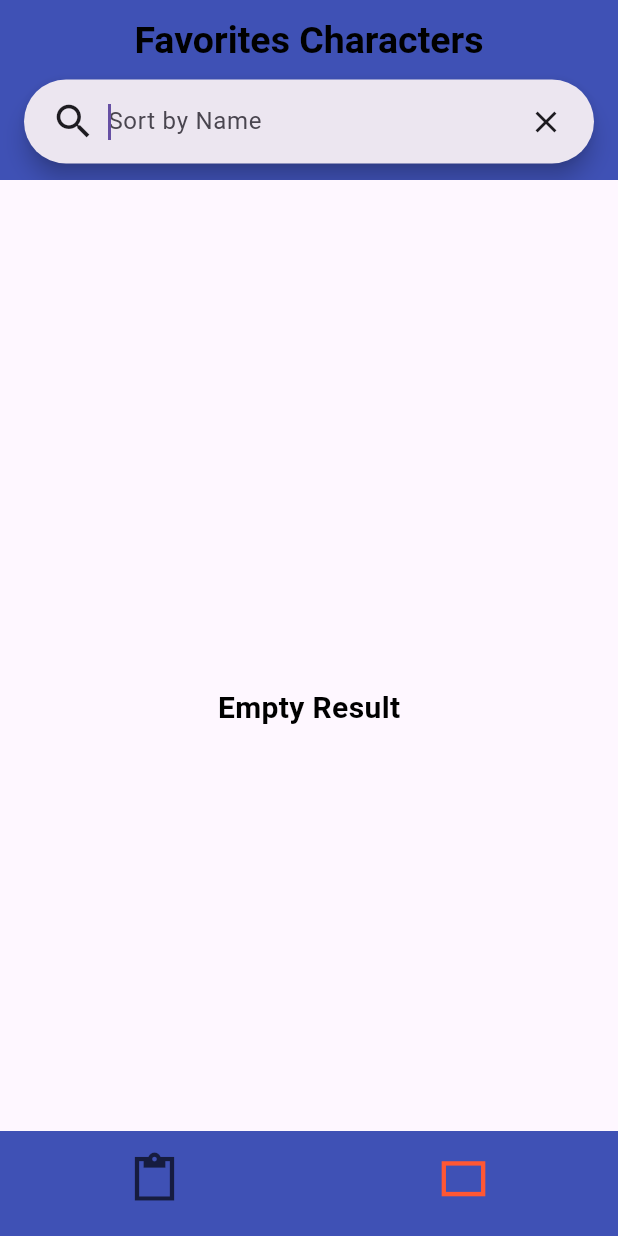
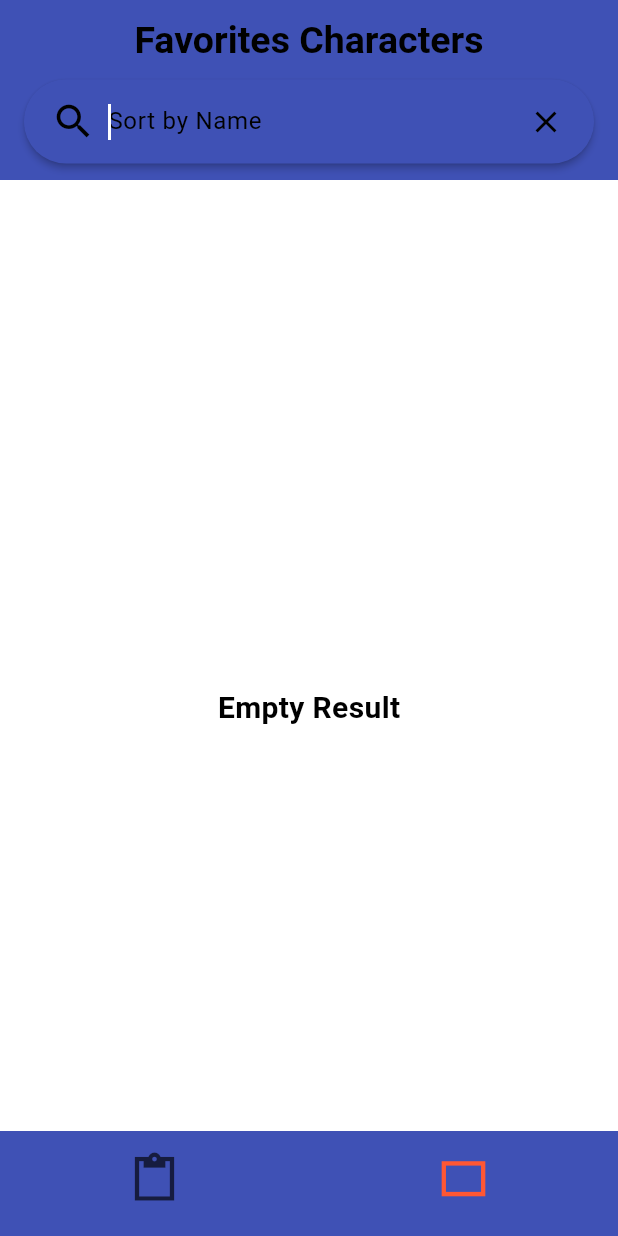
Before and after one commit to Sojourner64564/rick_morty_testapp, a Flutter app: the screen it shows after launch, item 2 of the bottom bar chosen, after a tap on "Sort by Name", on a phone screen of 412 x 824 dp. Run offline on Flutter 3.47's test engine with Material 3 defaults, Android fonts, the phone set to English and light mode, and no system bars; our stand-ins replace auto_route, dio, drift, flutter_bloc, get_it, injectable and 2 more; accounts and stored records are empty; generated files the repository leaves out were written again; network calls fail.

Commit message:
добавлена черная и светлая темы и из изменение

```diff
--- a/lib/app.dart
+++ b/lib/app.dart
@@ -1,15 +1,25 @@
 import 'package:flutter/material.dart';
+import 'package:flutter_bloc/flutter_bloc.dart' show BlocBuilder;
 import 'package:rick_morty_testapp/core/injectable/injectable.dart';
 import 'package:rick_morty_testapp/core/route/app_router.dart';
+import 'package:rick_morty_testapp/features/common_feature/presentation/controller/theme_controller/theme_controller_cubit.dart';
 
 class MyApp extends StatelessWidget {
-  const MyApp({super.key});
+  MyApp({super.key});
+
+  final themeControllerCubit = getIt<ThemeControllerCubit>();
 
   @override
   Widget build(BuildContext context) {
-    return MaterialApp.router(
-      routeInformationParser: getIt<AppRouter>().defaultRouteParser(),
-      routerDelegate: getIt<AppRouter>().delegate(),
+    return BlocBuilder<ThemeControllerCubit, ThemeData>(
+      bloc: themeControllerCubit,
+      builder: (context, state) {
+        return MaterialApp.router(
+          theme: state,
+          routeInformationParser: getIt<AppRouter>().defaultRouteParser(),
+          routerDelegate: getIt<AppRouter>().delegate(),
+        );
+      },
     );
   }
 }
--- a/lib/core/assets/app_colors.dart
+++ b/lib/core/assets/app_colors.dart
@@ -1,10 +1,18 @@
 import 'package:flutter/material.dart';
 
-class AppColors{
-  static const Color blueColor = Colors.indigo;
-  static const Color grey002 = Color.fromRGBO(0, 0, 0, 0.02);
-  static const greyShade65 = Color.fromRGBO(0, 0, 0, 0.65);
-  static const orange = Color.fromRGBO(255, 87, 51, 1);
-  static const Color blackColor = Colors.black;
+class AppLightColors {
+  static const primaryColor = Colors.white;
+  static const secondaryColor = Colors.indigo;
+  static const primaryContainerColor = Color.fromRGBO(0, 0, 0, 0.02);
+  static const errorContainerColor = Color.fromRGBO(0, 0, 0, 0.65);
+  static const tertiaryColor = Color.fromRGBO(255, 87, 51, 1);
+  static const blackColor = Colors.black;
+}
 
+class AppDarkColors {
+  static const primaryColor = Color.fromRGBO(49, 48, 53, 1);
+  static const secondaryColor = Color.fromRGBO(71, 69, 77, 1);
+  static const primaryContainerColor = Color.fromRGBO(60, 58, 64, 1);
+  static const errorContainerColor = Color.fromRGBO(0, 0, 0, 0.65);
+  static const tertiaryColor = Color.fromRGBO(255, 87, 51, 1);
 }
--- a/lib/core/assets/app_textstyles.dart
+++ b/lib/core/assets/app_textstyles.dart
@@ -1,26 +1,22 @@
 import 'package:flutter/material.dart';
 
-class AppTextstyles{
-  static const TextStyle w700Text25Black = TextStyle(
+class AppLightTextstyles{
+  static const TextStyle w700Text25 = TextStyle(
     fontWeight: FontWeight.w700,
     fontSize: 25,
-    color: Colors.black,
   );
 
-  static const TextStyle w700Text20Black = TextStyle(
+  static const TextStyle w700Text20 = TextStyle(
     fontWeight: FontWeight.w700,
     fontSize: 20,
-    color: Colors.black,
   );
 
-  static const TextStyle w300Text17Black = TextStyle(
+  static const TextStyle w300Text17 = TextStyle(
     fontWeight: FontWeight.w400,
     fontSize: 17,
-    color: Colors.black,
   );
   static const TextStyle w300Text17Grey = TextStyle(
     fontWeight: FontWeight.w400,
     fontSize: 17,
-    color: Colors.grey,
   );
 }
--- /dev/null
+++ b/lib/core/theme/theme.dart
@@ -0,0 +1,25 @@
+import 'package:flutter/material.dart';
+import 'package:rick_morty_testapp/core/assets/app_colors.dart';
+
+class AppThemeData{
+ static ThemeData darkTheme = ThemeData(
+   primarySwatch: Colors.pink,
+   colorScheme: const ColorScheme.dark(
+     primary: AppDarkColors.primaryColor,
+     primaryContainer:  AppDarkColors.primaryContainerColor,
+     secondary: AppDarkColors.secondaryColor,
+     tertiary: AppDarkColors.tertiaryColor,
+     errorContainer: AppDarkColors.errorContainerColor,
+   ),
+);
+
+ static ThemeData lightTheme = ThemeData(
+   colorScheme: const ColorScheme.light(
+     primary: AppLightColors.primaryColor,
+     primaryContainer:  AppLightColors.primaryContainerColor,
+     secondary: AppLightColors.secondaryColor,
+     tertiary: AppLightColors.tertiaryColor,
+     errorContainer: AppLightColors.errorContainerColor,
+   ),
+);
+}
--- a/lib/features/common_feature/presentation/bottom_navigation_screen.dart
+++ b/lib/features/common_feature/presentation/bottom_navigation_screen.dart
@@ -12,14 +12,14 @@ class BottomNavigationScreen extends StatelessWidget {
     return AutoTabsScaffold(
       extendBody: true,
       routes: [
-        const MainRoute(),
-        FavoriteRoute(),
+        MainRoute(),
+        const FavoriteRoute(),
       ],
       animationDuration: const Duration(milliseconds: 150),
       bottomNavigationBuilder: (BuildContext context, TabsRouter tabRouter) {
         return BottomNavigationBar(
           elevation: 0,
-          backgroundColor: AppColors.blueColor,
+          backgroundColor: Theme.of(context).colorScheme.secondary,
           onTap: tabRouter.setActiveIndex,
           currentIndex: tabRouter.activeIndex,
           showSelectedLabels: false,
@@ -31,12 +31,12 @@ class BottomNavigationScreen extends StatelessWidget {
               icon: Icon(
                 Icons.paste_sharp,
                 size: 35,
-                color: AppColors.greyShade65,
+                color: AppLightColors.errorContainerColor,
               ),
               activeIcon: Icon(
                 Icons.paste_sharp,
                 size: 35,
-                color: AppColors.orange,
+                color: AppLightColors.tertiaryColor,
               ),
             ),
             BottomNavigationBarItem(
@@ -44,12 +44,12 @@ class BottomNavigationScreen extends StatelessWidget {
               icon: Icon(
                 Icons.rectangle_outlined,
                 size: 35,
-                color: AppColors.greyShade65,
+                color: AppLightColors.errorContainerColor,
               ),
               activeIcon: Icon(
                 Icons.rectangle_outlined,
                 size: 35,
-                color: AppColors.orange ,
+                color: AppLightColors.tertiaryColor ,
               ),
             ),
           ],
--- /dev/null
+++ b/lib/features/common_feature/presentation/controller/theme_controller/theme_controller_cubit.dart
@@ -0,0 +1,18 @@
+import 'package:flutter/material.dart' show ThemeData;
+import 'package:flutter_bloc/flutter_bloc.dart' show Cubit;
+import 'package:injectable/injectable.dart';
+import 'package:rick_morty_testapp/core/theme/theme.dart';
+
+@lazySingleton
+class ThemeControllerCubit extends Cubit<ThemeData> {
+  ThemeControllerCubit() : super(AppThemeData.lightTheme);
+
+
+  void changeTheme(){
+    if(state == AppThemeData.lightTheme){
+      emit(AppThemeData.darkTheme);
+    }else{
+      emit(AppThemeData.lightTheme);
+    }
+  }
+}
--- a/lib/features/common_feature/presentation/widget/character_card_widget.dart
+++ b/lib/features/common_feature/presentation/widget/character_card_widget.dart
@@ -19,7 +19,7 @@ class CharacterCardWidget extends StatelessWidget {
     return Container(
       decoration: BoxDecoration(
         borderRadius: BorderRadius.circular(15),
-        color: AppColors.grey002,
+        color:Theme.of(context).colorScheme.primaryContainer,
       ),
       child: Padding(
         padding: const EdgeInsets.all(10),
@@ -47,7 +47,7 @@ class CharacterCardWidget extends StatelessWidget {
                         },
                         errorBuilder: (buildContext, object, stackTrace){
                           return Container(
-                            color: AppColors.greyShade65,
+                            color: AppLightColors.errorContainerColor,
                           );
                         },
                       ),
@@ -62,18 +62,18 @@ class CharacterCardWidget extends StatelessWidget {
                       Text(
                         resultEntity.name,
                         overflow: TextOverflow.ellipsis,
-                        style: AppTextstyles.w700Text20Black,
+                        style: AppLightTextstyles.w700Text20,
                       ),
                       RichText(
                         overflow: TextOverflow.ellipsis,
                         text: TextSpan(children: [
                           const TextSpan(
                             text: 'Status: ',
-                            style: AppTextstyles.w300Text17Black,
+                            style: AppLightTextstyles.w300Text17,
                           ),
                           TextSpan(
                             text: resultEntity.status,
-                            style: AppTextstyles.w300Text17Grey,
+                            style: AppLightTextstyles.w300Text17Grey,
                           ),
                         ]),
                       ),
@@ -82,11 +82,11 @@ class CharacterCardWidget extends StatelessWidget {
                         text: TextSpan(children: [
                           const TextSpan(
                             text: 'Species: ',
-                            style: AppTextstyles.w300Text17Black,
+                            style: AppLightTextstyles.w300Text17,
                           ),
                           TextSpan(
                             text: resultEntity.species,
-                            style: AppTextstyles.w300Text17Grey,
+                            style: AppLightTextstyles.w300Text17Grey,
                           ),
                         ]),
                       ),
@@ -96,11 +96,11 @@ class CharacterCardWidget extends StatelessWidget {
                         text: TextSpan(children: [
                           const TextSpan(
                             text: 'Location: ',
-                            style: AppTextstyles.w300Text17Black,
+                            style: AppLightTextstyles.w300Text17,
                           ),
                           TextSpan(
                             text: resultEntity.location.name,
-                            style: AppTextstyles.w300Text17Grey,
+                            style: AppLightTextstyles.w300Text17Grey,
 
                           ),
                         ]),
@@ -120,7 +120,7 @@ class CharacterCardWidget extends StatelessWidget {
                   iconSize: 30,
                   icon: const Icon(
                     Icons.star_border_outlined,
-                    color: AppColors.blackColor,
+                    color: AppLightColors.blackColor,
                   ),
                 ),
               ),
@@ -135,7 +135,7 @@ class CharacterCardWidget extends StatelessWidget {
                   iconSize: 30,
                   icon: const Icon(
                     Icons.star,
-                    color: AppColors.orange,
+                    color: AppLightColors.tertiaryColor,
                   ),
                 ),
               ),
--- a/lib/features/favorite_screen_feaature/presentation/favorite_page.dart
+++ b/lib/features/favorite_screen_feaature/presentation/favorite_page.dart
@@ -20,7 +20,7 @@ class FavoritePage extends StatelessWidget {
           return const Center(
             child: Text(
               'Initial',
-              style: AppTextstyles.w700Text20Black,
+              style: AppLightTextstyles.w700Text20,
             ),
           );
         }
@@ -28,7 +28,7 @@ class FavoritePage extends StatelessWidget {
           return const Center(
             child: Text(
               'Loading',
-              style: AppTextstyles.w700Text20Black,
+              style: AppLightTextstyles.w700Text20,
             ),
           );
         }
@@ -58,7 +58,7 @@ class FavoritePage extends StatelessWidget {
           return const Center(
             child: Text(
               'Empty Result',
-              style: AppTextstyles.w700Text20Black,
+              style: AppLightTextstyles.w700Text20,
             ),
           );
         }
@@ -66,14 +66,14 @@ class FavoritePage extends StatelessWidget {
           return const Center(
             child: Text(
               'Error',
-              style: AppTextstyles.w700Text20Black,
+              style: AppLightTextstyles.w700Text20,
             ),
           );
         }else{
           return const Center(
             child: Text(
               'Unexpected Error',
-              style: AppTextstyles.w700Text20Black,
+              style: AppLightTextstyles.w700Text20,
             ),
           );
         }
--- a/lib/features/favorite_screen_feaature/presentation/favorite_screen.dart
+++ b/lib/features/favorite_screen_feaature/presentation/favorite_screen.dart
@@ -38,12 +38,14 @@ class _FavoriteScreenState extends State<FavoriteScreen> {
             children: [
               const Text(
                 'Favorites Characters',
-                style: AppTextstyles.w700Text25Black,
+                style: AppLightTextstyles.w700Text25,
               ),
               const SizedBox(height: 10),
               SearchBar(
                 hintText: 'Sort by Name',
                 controller: _controller,
+                backgroundColor: WidgetStatePropertyAll<Color>(Theme.of(context).colorScheme.secondary,),
+                elevation: const WidgetStatePropertyAll<double>(2),
                 onChanged: (String text){
                   sortedFavoritesCubit.sortCharacters(text);
                 },
@@ -66,7 +68,7 @@ class _FavoriteScreenState extends State<FavoriteScreen> {
               ),
             ],
           ),
-          backgroundColor: AppColors.blueColor,
+          backgroundColor: Theme.of(context).colorScheme.secondary,
         ),
       ),
       body: FavoritePage(controller: _controller),
--- a/lib/features/main_screen_feature/presentation/main_page.dart
+++ b/lib/features/main_screen_feature/presentation/main_page.dart
@@ -53,7 +53,7 @@ class _MainPageState extends State<MainPage> {
             return const Center(
               child: Text(
                 'Initial',
-                style: AppTextstyles.w700Text20Black,
+                style: AppLightTextstyles.w700Text20,
               ),
             );
           }
@@ -61,7 +61,7 @@ class _MainPageState extends State<MainPage> {
             return const Center(
               child: Text(
                 'Loading',
-                style: AppTextstyles.w700Text20Black,
+                style: AppLightTextstyles.w700Text20,
               ),
             );
           }
@@ -102,7 +102,7 @@ class _MainPageState extends State<MainPage> {
             return const Center(
               child: Text(
                 'Cache Empty',
-                style: AppTextstyles.w700Text20Black,
+                style: AppLightTextstyles.w700Text20,
               ),
             );
           }
@@ -110,7 +110,7 @@ class _MainPageState extends State<MainPage> {
             return const Center(
               child: Text(
                 'Cache Error',
-                style: AppTextstyles.w700Text20Black,
+                style: AppLightTextstyles.w700Text20,
               ),
             );
           }
@@ -118,14 +118,14 @@ class _MainPageState extends State<MainPage> {
             return const Center(
               child: Text(
                 'Error',
-                style: AppTextstyles.w700Text20Black,
+                style: AppLightTextstyles.w700Text20,
               ),
             );
           } else {
             return const Center(
               child: Text(
                 'Unexpected error',
-                style: AppTextstyles.w700Text20Black,
+                style: AppLightTextstyles.w700Text20,
               ),
             );
           }
--- a/lib/features/main_screen_feature/presentation/main_screen.dart
+++ b/lib/features/main_screen_feature/presentation/main_screen.dart
@@ -1,12 +1,17 @@
 import 'package:auto_route/annotations.dart';
 import 'package:flutter/material.dart';
-import 'package:rick_morty_testapp/core/assets/app_colors.dart';
+import 'package:flutter_bloc/flutter_bloc.dart' show BlocBuilder;
 import 'package:rick_morty_testapp/core/assets/app_textstyles.dart';
+import 'package:rick_morty_testapp/core/injectable/injectable.dart';
+import 'package:rick_morty_testapp/core/theme/theme.dart';
+import 'package:rick_morty_testapp/features/common_feature/presentation/controller/theme_controller/theme_controller_cubit.dart';
 import 'package:rick_morty_testapp/features/main_screen_feature/presentation/main_page.dart';
 
 @RoutePage()
 class MainScreen extends StatelessWidget {
-  const MainScreen({super.key});
+  MainScreen({super.key});
+
+  final themeControllerCubit = getIt<ThemeControllerCubit>();
 
   @override
   Widget build(BuildContext context) {
@@ -15,9 +20,31 @@ class MainScreen extends StatelessWidget {
         centerTitle: true,
         title: const Text(
           'Rick And Morty App',
-          style: AppTextstyles.w700Text25Black,
+          style: AppLightTextstyles.w700Text25,
         ),
-        backgroundColor: AppColors.blueColor,
+        actions: [
+          BlocBuilder<ThemeControllerCubit, ThemeData>(
+            bloc:themeControllerCubit,
+            builder: (context, state) {
+              final IconData iconData = state == AppThemeData.lightTheme ?
+              Icons.dark_mode_outlined :Icons.light_mode_outlined;
+
+              return IconButton(
+                onPressed: () {
+                  themeControllerCubit.changeTheme();
+                },
+                icon:  Icon(
+                    iconData,
+                    size: 30,
+                ),
+              );
+            },
+          ),
+        ],
+        backgroundColor: Theme
+            .of(context)
+            .colorScheme
+            .secondary,
       ),
       body: MainPage(),
     );
--- a/lib/main.dart
+++ b/lib/main.dart
@@ -4,5 +4,5 @@ import 'package:rick_morty_testapp/core/injectable/injectable.dart';
 
 void main() {
   configureDependencies();
-  runApp(const MyApp());
+  runApp(MyApp());
 }
```
Also changed, not shown: lib/core/injectable/injectable.config.dart, lib/core/route/app_router.gr.dart.
